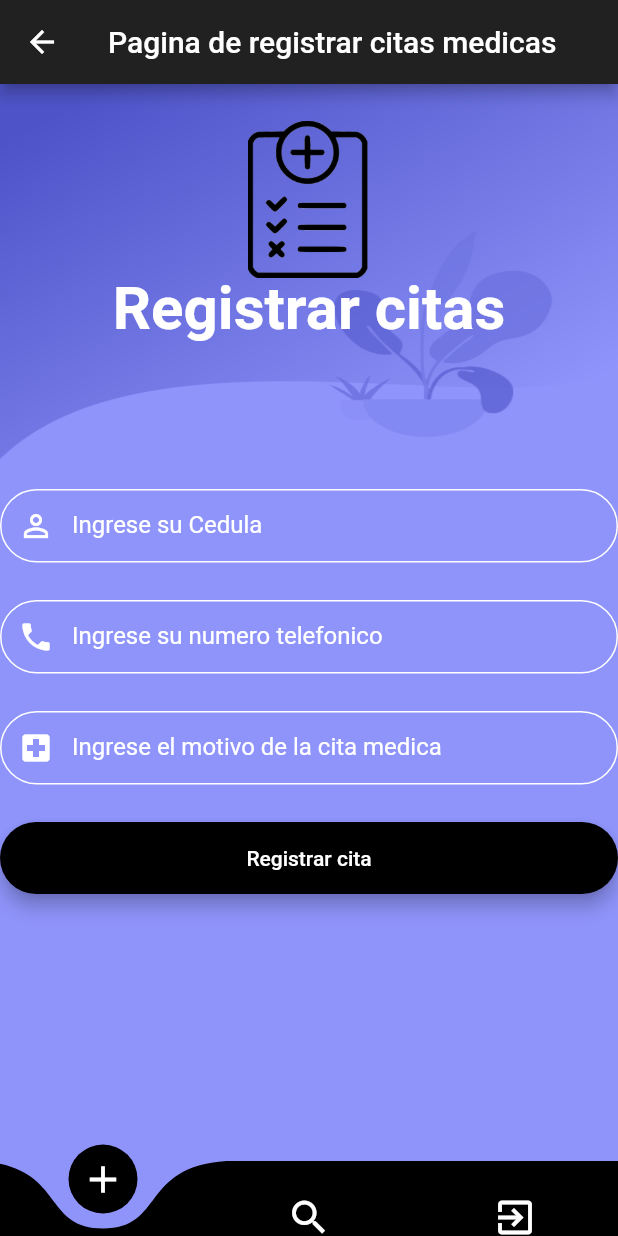
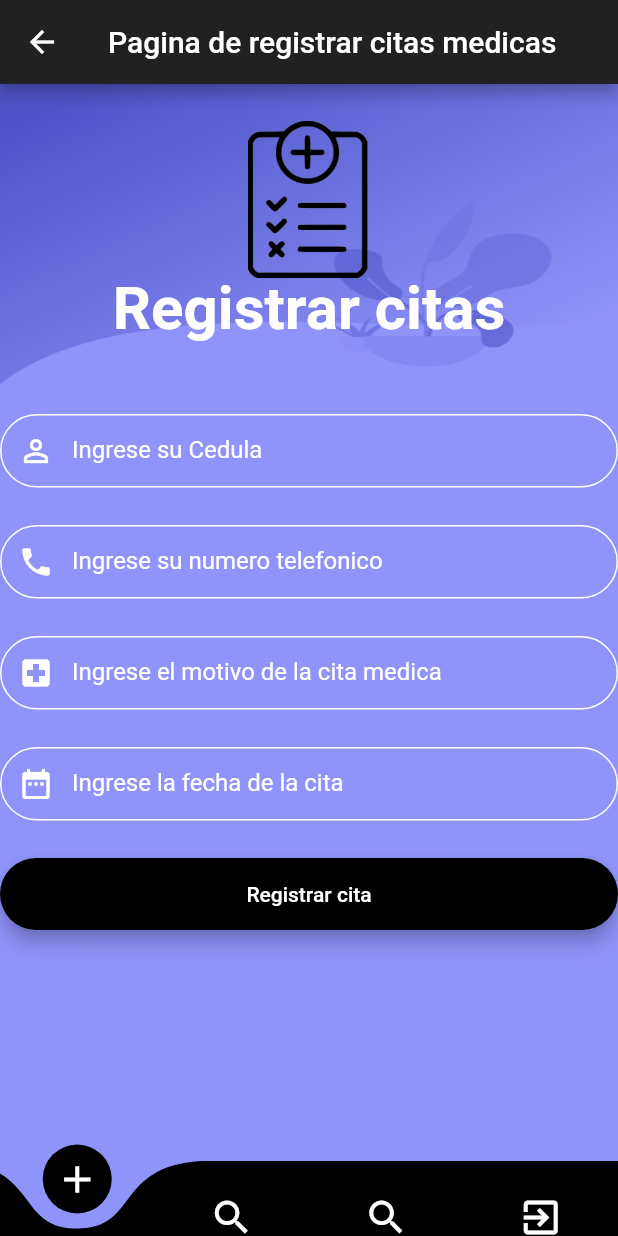
Before and after one commit to jhone8064/medicalappfront, a Flutter app: the BottomNavBar screen opened directly, after a tap on "Registrar cita", on a phone screen of 412 x 824 dp. Run offline on Flutter 3.47's test engine with Material 2 defaults, Android fonts, the phone set to English and light mode, and no system bars; drawn by our look-alikes of curved_navigation_bar; our stand-ins replace flutter_secure_storage, rxdart, simple_animations; accounts and stored records are empty; network calls fail.

Commit message:
Se agrego las consultas de citas y correo electronico

```diff
--- a/medicalappfront/lib/src/blocs/Registrarcita_bloc.dart
+++ b/medicalappfront/lib/src/blocs/Registrarcita_bloc.dart
@@ -1,3 +1,5 @@
+import 'dart:async';
+
 import 'package:flutter/foundation.dart';
 import 'package:medicalappfront/src/models/model_regiscita.dart';
 import 'package:medicalappfront/src/ui/ui_login.dart';
@@ -5,46 +7,56 @@ import 'package:rxdart/rxdart.dart';
 import 'package:medicalappfront/src/blocs/validator.dart';
 import 'package:medicalappfront/src/models/apiResponse.dart';
 import 'package:medicalappfront/src/resources/repository.dart';
+import 'package:medicalappfront/src/blocs/authorization_bloc.dart';
 import 'package:flutter/material.dart';
 
 class RegistrarCitaBloc extends Validators {
   Repository repository = Repository();
 
   final BehaviorSubject _cedulaController = BehaviorSubject<String>();
-  final BehaviorSubject _telefonoController = BehaviorSubject<String>();
+  final BehaviorSubject _numeroController = BehaviorSubject<String>();
   final BehaviorSubject _motivoController = BehaviorSubject<String>();
-
+  final BehaviorSubject _fechaController = BehaviorSubject<String>();
+  //final BehaviorSubject _horaController = BehaviorSubject<String>();
   //final PublishSubject _loadingData = PublishSubject<bool>();
 
   Function(String) get changeCedula => _cedulaController.sink.add;
-  Function(String) get changeTelefono => _telefonoController.sink.add;
+  Function(String) get changeNumero => _numeroController.sink.add;
   Function(String) get changeMotivo => _motivoController.sink.add;
+  Function(String) get changeFecha => _fechaController.sink.add;
+  //Function(String) get changeHora => _horaController.sink.add;
 
-  Stream<String> get cedula =>
-      _cedulaController.stream.transform(validateCedula);
-  Stream<String> get telefono =>
-      _telefonoController.stream.transform(validateNombres);
-  Stream<String> get motivo =>
-      _motivoController.stream.transform(validateApellidos);
+  Stream<String> get cedula => _cedulaController.stream.transform(validateCedula);
+  Stream<String> get numero =>  _numeroController.stream.transform(validateNombres);
+  Stream<String> get motivo => _motivoController.stream.transform(validateApellidos);
+  Stream<String> get fecha => _fechaController.stream.transform(validateNombres);
+  //Stream<String> get hora => _horaController.stream.transform(validateApellidos);
 
-  Stream<bool> get submitValid => Rx.combineLatest3(
+  Stream<bool> get submitValid => Rx.combineLatest4(
       cedula,
-      telefono,
+      numero,
       motivo,
-      (cedula, telefono, motivo) => true);
+      fecha,
+    //  hora,
+      (cedula, numero, motivo, fecha) => true);
 
   //Stream<bool> get loading => _loadingData.stream;
 
   void submit(BuildContext context) {
     final validCedula = _cedulaController.value;
-    final validTelefono = _telefonoController.value;
+    final validNumero = _numeroController.value;
     final validMotivo = _motivoController.value;
-
+    final validFecha = _fechaController.value;
+    //final validHora = _horaController.value;
+    final validid = "-M6gprGSgNuueSjirrLL";
 
     UserRegisCita user = new UserRegisCita(
         cedula: validCedula,
-        telefono: validTelefono,
-        motivo: validMotivo
+        numero: validNumero,
+        motivo: validMotivo,
+        fecha: validFecha,
+        id: validid
+       // hora: validHora
         );
     //_loadingData.sink.add(true);
     registrarCita(user, context);
@@ -78,15 +90,17 @@ class RegistrarCitaBloc extends Validators {
     } else {
       debugPrint('Error');
       final snackBar =
-          SnackBar(content: Text('Ocurrio un error Registrando usuario'));
+          SnackBar(content: Text('Ocurrio un error Registrando la cita'));
       Scaffold.of(context).showSnackBar(snackBar);
     }
   }
 
   void dispose() {
     _cedulaController.close();
-    _telefonoController.close();
+    _numeroController.close();
     _motivoController.close();
+    _fechaController.close();
+   // _horaController.close();
     //_loadingData.close();
   }
 }
--- /dev/null
+++ b/medicalappfront/lib/src/blocs/citas_bloc.dart
@@ -0,0 +1,27 @@
+import 'package:rxdart/rxdart.dart';
+import 'package:medicalappfront/src/blocs/authorization_bloc.dart';
+import 'package:medicalappfront/src/models/citasList.dart';
+import 'package:medicalappfront/src/resources/repository.dart';
+import 'package:flutter/foundation.dart';
+
+class CitasBloc {
+  final _repository = Repository();
+  final _cita = PublishSubject<CitasList>();
+
+  Stream<CitasList> get infoCitas => _cita.stream;
+
+  getInfoCitas() async {
+    String accesToken = await authBloc.getId();
+    debugPrint("llega " + accesToken);
+    CitasList cita = await _repository.fetchAllCitas(accesToken);
+    _cita.sink.add(cita);
+    debugPrint("llega " + cita.lstCitas.toString());
+    return cita;
+  }
+
+  dispose() {
+    _cita.close();
+  }
+}
+
+final citasBloc = CitasBloc();
--- a/medicalappfront/lib/src/blocs/validator.dart
+++ b/medicalappfront/lib/src/blocs/validator.dart
@@ -1,4 +1,6 @@
 import 'dart:async';
+
+
 
 class Validators {
   final validateEmail = StreamTransformer<String, String>.fromHandlers(
@@ -46,4 +48,14 @@ class Validators {
     }
   });
 
+ /* final validateDate = StreamTransformer<DateTime, DateTime>.fromHandlers(
+    handleData: (fecha, skin) {
+      if(fecha == true){
+        skin.add(fecha);
+      }else{
+        skin.addError("error al ingresar la fecha");
+      }
+    }
+  );*/
+
 }
--- a/medicalappfront/lib/src/models/model_regiscita.dart
+++ b/medicalappfront/lib/src/models/model_regiscita.dart
@@ -1,27 +1,39 @@
 class UserRegisCita {
   String cedula;
-  String telefono;
+  String numero;
   String motivo;
+  String fecha;
+  String id;
+ // String hora;
 
 
   UserRegisCita(
       {this.cedula,
-      this.telefono,
-      this.motivo
+      this.numero,
+      this.motivo,
+      this.fecha,
+      this.id
+//this.hora
       });
 
   factory UserRegisCita.fromJson(Map<String, dynamic> json) {
     return UserRegisCita(
         cedula: json['cedula'],
-        telefono: json['telefono'],
-        motivo: json['motivo']
+        numero: json['numero'],
+        motivo: json['motivo'],
+        fecha: json['fecha']
+      //  hora: json['hora']
+
         );
   }
 
   Map<String, dynamic> toJson() => {
         "cedula": cedula,
-        "telefono": telefono,
-        "motivo": motivo
+        "numero": numero,
+        "motivo": motivo,
+        "fecha": fecha,
+        "id":id
+        //"hora": hora
 
       };
 }
--- a/medicalappfront/lib/src/resources/repository.dart
+++ b/medicalappfront/lib/src/resources/repository.dart
@@ -1,5 +1,7 @@
 import 'dart:async';
+import 'package:medicalappfront/src/models/citasList.dart';
 import 'package:medicalappfront/src/models/model_regiscita.dart';
+import 'package:medicalappfront/src/resources/citas_provider.dart';
 
 import 'ApiServiceLogin.dart';
 import '../models/model_user.dart';
@@ -8,6 +10,7 @@ import 'package:medicalappfront/src/models/apiResponse.dart';
 
 class Repository {
   final ApiLogin apiLogin = ApiLogin();
+  final CitasProvider citasProvider = CitasProvider();
 
   Future<ApiResponse> login(UserData userData) => apiLogin.login(userData);
 
@@ -16,4 +19,7 @@ class Repository {
   Future<ApiResponse> registrarCita(UserRegisCita userRegisCita) => apiLogin.registrarCita(userRegisCita);
 
   Future<UserRegisData> infoUser(String id) => apiLogin.infoUser(id);
+
+  Future<CitasList> fetchAllCitas(String accesToken) =>
+      citasProvider.infoCitas(accesToken);
 }
--- a/medicalappfront/lib/src/ui/ui_consultar.dart
+++ b/medicalappfront/lib/src/ui/ui_consultar.dart
@@ -1,6 +1,8 @@
 import 'package:flutter/material.dart';
 import 'package:curved_navigation_bar/curved_navigation_bar.dart';
+import 'package:medicalappfront/src/ui/citas_screen.dart';
 import 'package:medicalappfront/src/ui/ui_consultarcita.dart';
+//import 'package:medicalappfront/src/ui/ui_infocita.dart';
 import 'package:medicalappfront/src/ui/ui_registrarcita.dart';
 
 class BottomNavBar extends StatefulWidget {
@@ -16,6 +18,7 @@ class _BottomNavBarState extends State<BottomNavBar> {
 
   final RegistrarCita _listRegistrarCita = RegistrarCita();
   final HomeScreen _listConsultarCita = HomeScreen();
+  final ProductsScreen _listInfoCita = ProductsScreen();
 
   Widget _showPage = new RegistrarCita();
 
@@ -27,9 +30,9 @@ class _BottomNavBarState extends State<BottomNavBar> {
       case 1:
         return _listConsultarCita;
         break;
-      //case 2:
-      //return;
-      //break;
+      case 2:
+      return _listInfoCita;
+      break;
       default:
         return new Container(
           child: new Center(
@@ -53,7 +56,9 @@ class _BottomNavBarState extends State<BottomNavBar> {
           items: <Widget>[
             Icon(Icons.add, size: 30),
             Icon(Icons.search, size: 30),
+            Icon(Icons.search, size: 30),
             Icon(Icons.exit_to_app, size: 30),
+
           ],
           color: Colors.black,
           buttonBackgroundColor: Colors.black,
--- a/medicalappfront/lib/src/ui/ui_consultarcita.dart
+++ b/medicalappfront/lib/src/ui/ui_consultarcita.dart
@@ -46,7 +46,7 @@ class Consultas extends State<HomeScreen> {
                           margin: EdgeInsets.only(top: 50),
                           child: Center(
                             child: Text(
-                              "Consultar citas",
+                              "Consultar Paciente",
                               style: TextStyle(
                                   color: Colors.white,
                                   fontSize: 40,
--- a/medicalappfront/lib/src/ui/ui_registrarcita.dart
+++ b/medicalappfront/lib/src/ui/ui_registrarcita.dart
@@ -18,7 +18,7 @@ class RegistrarCita extends StatelessWidget {
               child: Column(
         children: <Widget>[
           Container(
-            height: 250,
+            height: 200,
             decoration: BoxDecoration(
                 image: DecorationImage(
                     image: AssetImage('assets/images/background.png'),
@@ -29,7 +29,7 @@ class RegistrarCita extends StatelessWidget {
                     child: FadeAnimation(
                         1.6,
                         Container(
-                          margin: EdgeInsets.only(top: 50),
+                          margin: EdgeInsets.only(top: 100),
                           child: Center(
                             child: Text(
                               "Registrar citas",
@@ -66,6 +66,10 @@ class RegistrarCita extends StatelessWidget {
           SizedBox(height: 25.0),
           motivoTextField(_registrarCitaBloc),
           SizedBox(height: 25.0),
+          fechaTextField(_registrarCitaBloc),
+          SizedBox(height: 25.0),
+          //horaTextField(_registrarCitaBloc),
+          //SizedBox(height: 25.0),
           registrarButton(_registrarCitaBloc, context),
           SizedBox(height: 15.0)
         ],
@@ -98,11 +102,11 @@ Widget cedulaTextField(RegistrarCitaBloc bloc) => StreamBuilder<String>(
     );
 
 Widget telefonoTextField(RegistrarCitaBloc bloc) => StreamBuilder<String>(
-      stream: bloc.telefono,
+      stream: bloc.numero,
       builder: (context, snap) {
         return TextField(
           keyboardType: TextInputType.number,
-          onChanged: bloc.changeTelefono,
+          onChanged: bloc.changeNumero,
           decoration: InputDecoration(
               enabledBorder: OutlineInputBorder(borderRadius: BorderRadius.all(Radius.circular(30)), borderSide: BorderSide(color: Colors.white)),
               contentPadding: EdgeInsets.fromLTRB(20.0, 15.0, 20.0, 15.0),
@@ -137,6 +141,46 @@ Widget motivoTextField(RegistrarCitaBloc bloc) => StreamBuilder<String>(
       },
     );
 
+    Widget fechaTextField(RegistrarCitaBloc bloc) => StreamBuilder<String>(
+      stream: bloc.fecha,
+      builder: (context, snap) {
+        return TextField(
+          keyboardType: TextInputType.text,
+          onChanged: bloc.changeFecha,
+          decoration: InputDecoration(
+              enabledBorder: OutlineInputBorder(borderRadius: BorderRadius.all(Radius.circular(30)), borderSide: BorderSide(color: Colors.white)),
+              contentPadding: EdgeInsets.fromLTRB(20.0, 15.0, 20.0, 15.0),
+              labelText: 'Ingrese la fecha de la cita',
+              labelStyle: TextStyle(color: Colors.white),
+              hintText: 'Fecha',
+              prefixIcon: Icon(Icons.date_range, color: Colors.white),
+              border: OutlineInputBorder(borderRadius: BorderRadius.all(Radius.circular(30))
+              ),
+              errorText: snap.error),
+        );
+      },
+    );
+
+   /* Widget horaTextField(RegistrarCitaBloc bloc) => StreamBuilder<String>(
+      stream: bloc.hora,
+      builder: (context, snap) {
+        return TextField(
+          keyboardType: TextInputType.text,
+          onChanged: bloc.changeHora,
+          decoration: InputDecoration(
+              enabledBorder: OutlineInputBorder(borderRadius: BorderRadius.all(Radius.circular(30)), borderSide: BorderSide(color: Colors.white)),
+              contentPadding: EdgeInsets.fromLTRB(20.0, 15.0, 20.0, 15.0),
+              labelText: 'Ingrese la hora de la cita medica',
+              labelStyle: TextStyle(color: Colors.white),
+              hintText: 'Hora',
+              prefixIcon: Icon(Icons.hourglass_empty, color: Colors.white),
+              border: OutlineInputBorder(borderRadius: BorderRadius.all(Radius.circular(30))
+              ),
+              errorText: snap.error),
+        );
+      },
+    );*/
+
 
 
 
```
Also changed, not shown: medicalappfront/lib/src/Constants.dart (+7 -0 lines), medicalappfront/lib/src/models/citasList.dart (added, +16 -0 lines), medicalappfront/lib/src/resources/ApiServiceLogin.dart (+14 -1 lines), medicalappfront/lib/src/resources/citas_provider.dart (added, +27 -0 lines), medicalappfront/lib/src/ui/citas_screen.dart (added, +52 -0 lines).
